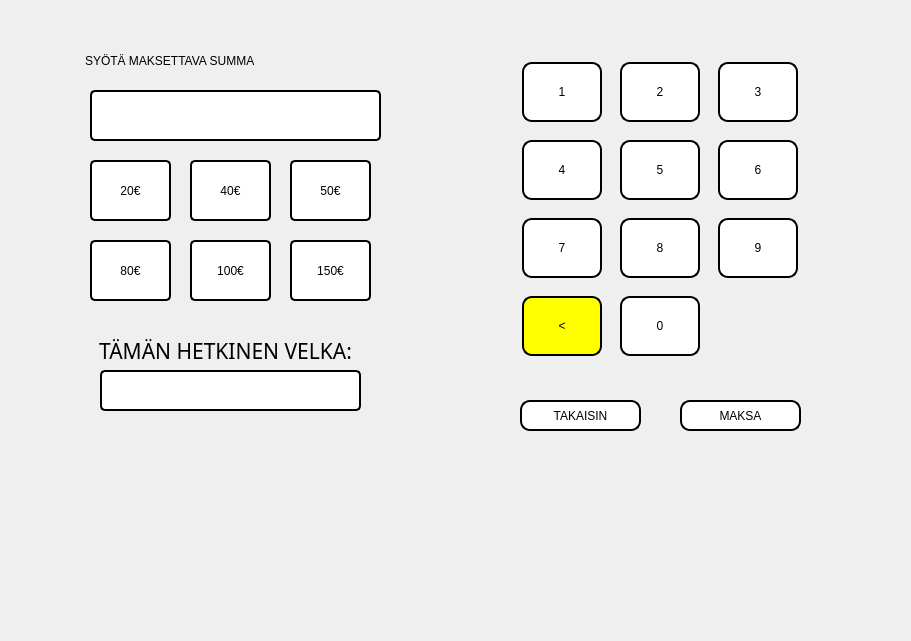
First picture: the form in bank_automat/paycreditpage.ui, repository tvt20kmo-ohjelmistokehitysprojekti/Group1, before the edit.
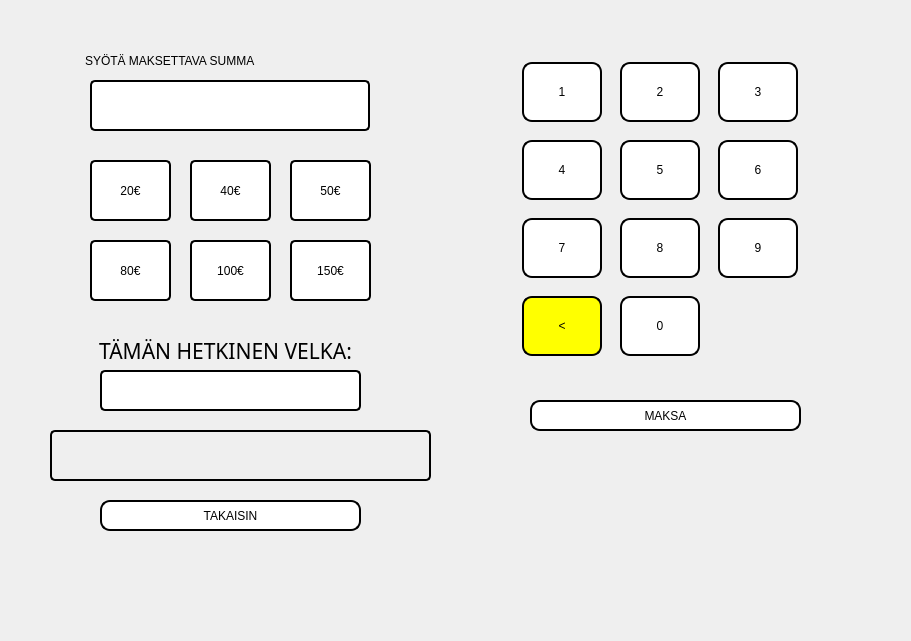
Second picture: the form after the edit.

Diff of the .ui file:
```diff
--- a/bank_automat/paycreditpage.ui
+++ b/bank_automat/paycreditpage.ui
@@ -46,9 +46,9 @@
   <widget class="QPushButton" name="Btn_Takaisin">
    <property name="geometry">
     <rect>
-     <x>520</x>
-     <y>400</y>
-     <width>121</width>
+     <x>100</x>
+     <y>500</y>
+     <width>261</width>
      <height>31</height>
     </rect>
    </property>
@@ -383,9 +383,9 @@
   <widget class="QPushButton" name="payCredit">
    <property name="geometry">
     <rect>
-     <x>680</x>
+     <x>530</x>
      <y>400</y>
-     <width>121</width>
+     <width>271</width>
      <height>31</height>
     </rect>
    </property>
@@ -524,26 +524,7 @@
     <string>80€</string>
    </property>
   </widget>
-  <widget class="QTextEdit" name="insert_Credit_Amount">
-   <property name="geometry">
-    <rect>
-     <x>90</x>
-     <y>90</y>
-     <width>291</width>
-     <height>51</height>
-    </rect>
-   </property>
-   <property name="styleSheet">
-    <string notr="true">background-color : white; 
-color : gray;
-	font: 16pt &quot;Maiandra GD&quot;;
-	border-style: solid;
-	border-color: black;
-	border-width: 2px;
-	border-radius: 5px;</string>
-   </property>
-  </widget>
-  <widget class="QPushButton" name="insert_100euros">
+  <widget class="QPushButton" name="Btn_InsertEuros5">
    <property name="geometry">
     <rect>
      <x>190</x>
@@ -628,6 +609,56 @@
    </property>
    <property name="styleSheet">
     <string notr="true">background-color : white; 
+color : red;</string>
+   </property>
+   <property name="frameShape">
+    <enum>QFrame::StyledPanel</enum>
+   </property>
+   <property name="frameShadow">
+    <enum>QFrame::Sunken</enum>
+   </property>
+   <property name="text">
+    <string/>
+   </property>
+   <property name="alignment">
+    <set>Qt::AlignCenter</set>
+   </property>
+  </widget>
+  <widget class="QLabel" name="Label_Amount">
+   <property name="geometry">
+    <rect>
+     <x>90</x>
+     <y>80</y>
+     <width>280</width>
+     <height>51</height>
+    </rect>
+   </property>
+   <property name="minimumSize">
+    <size>
+     <width>0</width>
+     <height>0</height>
+    </size>
+   </property>
+   <property name="maximumSize">
+    <size>
+     <width>280</width>
+     <height>60</height>
+    </size>
+   </property>
+   <property name="baseSize">
+    <size>
+     <width>280</width>
+     <height>60</height>
+    </size>
+   </property>
+   <property name="mouseTracking">
+    <bool>false</bool>
+   </property>
+   <property name="focusPolicy">
+    <enum>Qt::NoFocus</enum>
+   </property>
+   <property name="styleSheet">
+    <string notr="true">background-color : white; 
 color : gray;</string>
    </property>
    <property name="frameShape">
@@ -643,6 +674,25 @@
     <set>Qt::AlignCenter</set>
    </property>
   </widget>
+  <widget class="QLabel" name="Label_Error">
+   <property name="geometry">
+    <rect>
+     <x>50</x>
+     <y>430</y>
+     <width>381</width>
+     <height>51</height>
+    </rect>
+   </property>
+   <property name="styleSheet">
+    <string notr="true"/>
+   </property>
+   <property name="text">
+    <string/>
+   </property>
+   <property name="alignment">
+    <set>Qt::AlignCenter</set>
+   </property>
+  </widget>
  </widget>
  <resources/>
  <connections/>
```
Left out of the diff: 36 changed lines with no effect on the pictures.
